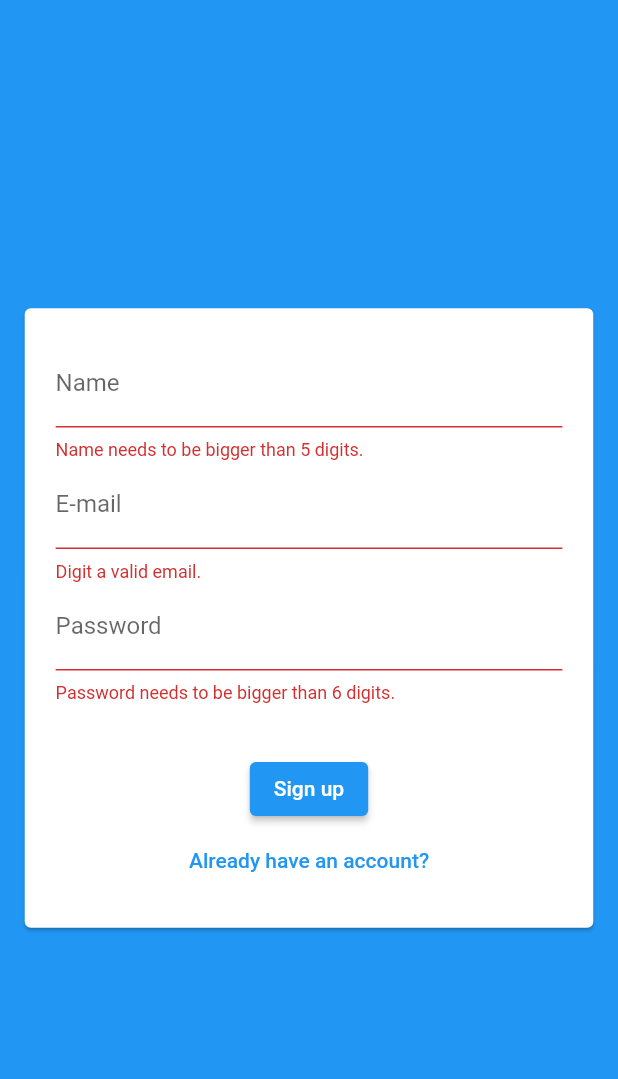
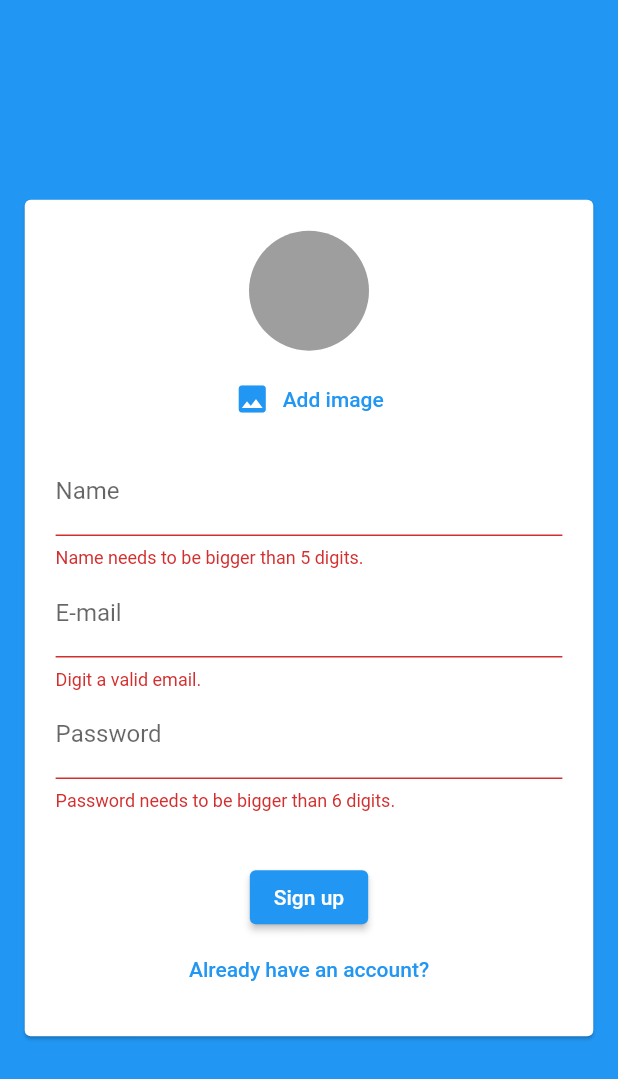
Before and after one commit to lucasribolli/flutter-chat, a Flutter app: the screen it shows after launch, after a tap on "Log in", after a tap on "Create new account", after a tap on "Sign up", on a phone screen of 412 x 824 dp. Shown: the top 1079 px of the screen. Run offline on Flutter 3.47's test engine with Material 2 defaults, Android fonts, the phone set to English and light mode, and no system bars; our stand-ins replace image_picker, sizer.

Commit message:
add image picker

```diff
--- a/lib/screens/components/auth_form.dart
+++ b/lib/screens/components/auth_form.dart
@@ -1,3 +1,6 @@
+import 'dart:io';
+
+import 'package:chat/screens/components/user_image_picker.dart';
 import 'package:chat/screens/models/auth_form_data.dart';
 import 'package:chat/screens/utils/validator.dart';
 import 'package:flutter/material.dart';
@@ -15,10 +18,30 @@ class _AuthFormState extends State<AuthForm> {
   final GlobalKey<FormState> _formKey = GlobalKey<FormState>();
   final AuthFormData _formData = AuthFormData();
 
+
   void _submit() {
     final isValid = _formKey.currentState?.validate() ?? false;
     if(!isValid) return;
+
+    if(_formData.image == null && _formData.isSignup) {
+      _showError('Image not picked');
+      return;
+    }
+
     widget.onSubmit(_formData);
+  }
+
+  void _showError(String message) {
+    ScaffoldMessenger.of(context).showSnackBar(
+      SnackBar(
+        content: Text(message),
+        backgroundColor: Theme.of(context).errorColor,
+      )
+    );
+  }
+
+  void _handleImagePick(File image) {
+    _formData.image = image;
   }
 
   @override
@@ -34,6 +57,10 @@ class _AuthFormState extends State<AuthForm> {
             child: Column(
               children: [
                 if(_formData.isSignup)
+                  UserImagePicker(
+                    onImagePick: _handleImagePick,
+                  ),
+                  SizedBox(height: 2.w),
                   TextFormField(
                     initialValue: _formData.name,
                     onChanged: (name) => _formData.name = name,
--- /dev/null
+++ b/lib/screens/components/user_image_picker.dart
@@ -0,0 +1,68 @@
+import 'dart:io';
+import 'package:flutter/material.dart';
+import 'package:image_picker/image_picker.dart';
+import 'package:sizer/sizer.dart';
+
+class UserImagePicker extends StatefulWidget {
+  final void Function(File image) onImagePick;
+  const UserImagePicker({
+    Key? key,
+    required this.onImagePick
+  }) : super(key: key);
+
+  @override
+  _UserImagePickerState createState() => _UserImagePickerState();
+}
+
+class _UserImagePickerState extends State<UserImagePicker> {
+  File? _image;
+
+  FileImage? _getBackgroundImage() {
+    return _image != null
+      ? FileImage(_image!)
+      : null;
+  }
+
+  Future<void> _pickImage() async {
+    final picker = ImagePicker();
+    final pickedImage = await picker.pickImage(
+      source: ImageSource.camera,
+      imageQuality: 50,
+      maxWidth: 150,
+    );
+    if(pickedImage != null) {
+      setState(() {
+        _image = File(pickedImage.path);
+      });
+    }
+    widget.onImagePick(_image!);
+  }
+
+  @override
+  Widget build(BuildContext context) {
+    return Column(
+      children: [
+        CircleAvatar(
+          radius: 40,
+          backgroundColor: Colors.grey,
+          backgroundImage: _getBackgroundImage(),
+        ),
+        SizedBox(height: 2.w),
+        TextButton(
+          onPressed: _pickImage,
+          child: Row(
+            mainAxisAlignment: MainAxisAlignment.center,
+            children: [
+              Icon(
+                Icons.image,
+                color: Theme.of(context).primaryColor,
+              ),
+              SizedBox(width: 2.w),
+              const Text('Add image'),
+            ],
+          ),
+        ),
+      ],
+    );
+  }
+}
```
Also changed, not shown: lib/screens/pages/auth_page.dart (+10 -1 lines), pubspec.yaml (+1 -6 lines), 1 other file.
